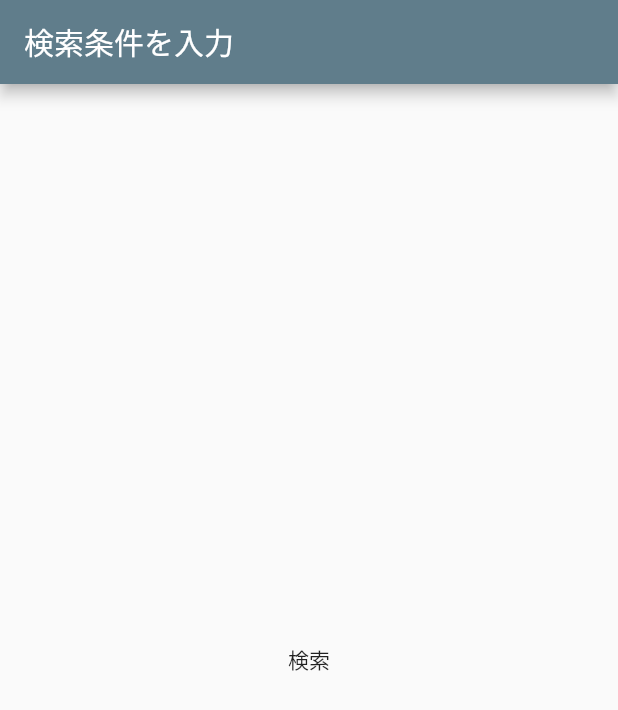
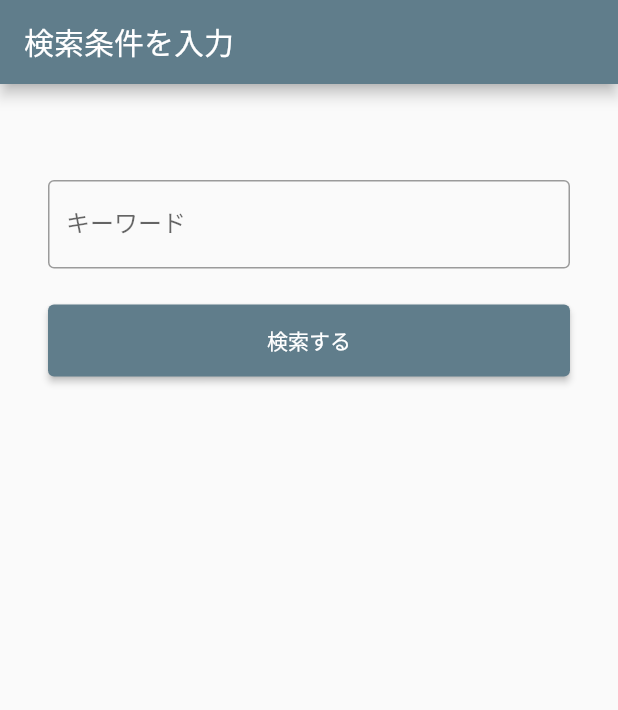
Before and after one commit to fukiko2020/repo_searcher, a Flutter app: the screen it shows after launch, on a phone screen of 412 x 824 dp. Shown: the top 710 px of the screen. Run offline on Flutter 3.47's test engine with Material 2 defaults, Android fonts, the phone set to English and light mode, and no system bars.

Commit message:
検索画面の基本を作成

```diff
--- a/lib/pages/search.dart
+++ b/lib/pages/search.dart
@@ -9,8 +9,29 @@ class SearchPage extends StatelessWidget {
   Widget build(BuildContext context) {
     return Scaffold(
       appBar: AppBar(title: const Text('検索条件を入力')),
-      body: const Center(
-        child: Text('検索'),
+      body: Container(
+        padding: const EdgeInsets.symmetric(vertical: 64, horizontal: 32),
+        child: Form(
+          child: Column(
+            children: [
+              TextFormField(
+                decoration: const InputDecoration(
+                  border: OutlineInputBorder(),
+                  labelText: 'キーワード',
+                ),
+              ),
+              Container(
+                margin: const EdgeInsets.only(top: 24),
+                width: double.infinity,
+                height: 48,
+                child: ElevatedButton(
+                  onPressed: () {},
+                  child: const Text('検索する'),
+                ),
+              ),
+            ],
+          ),
+        ),
       ),
     );
   }
```
